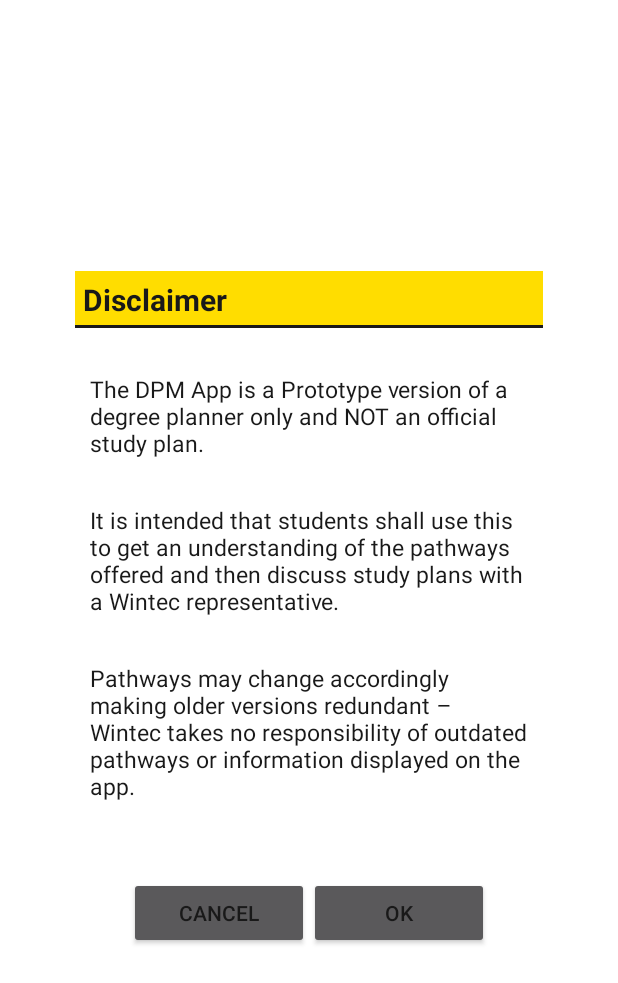
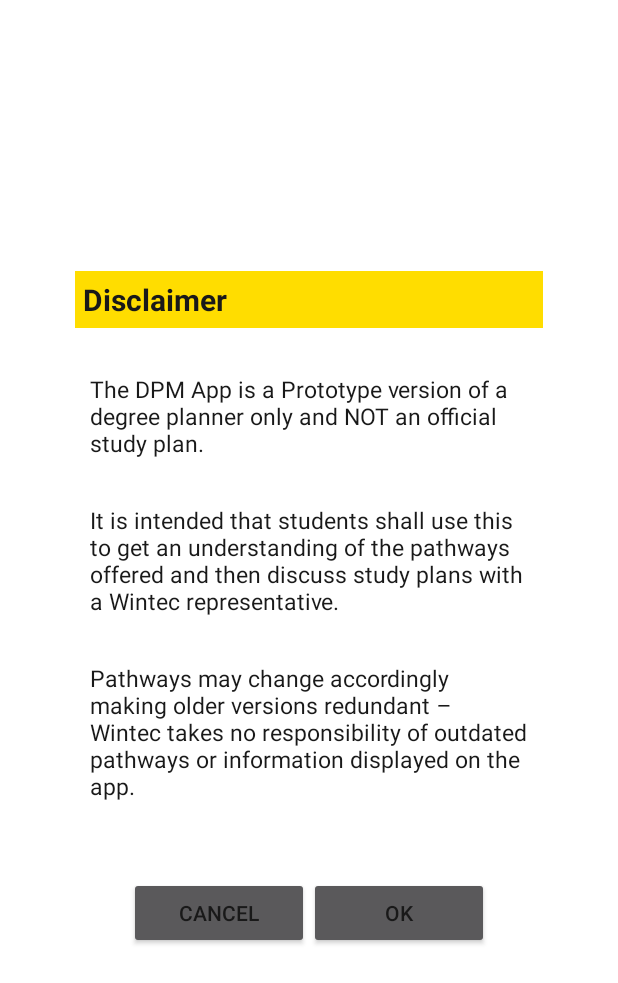
Before and after one commit to youpar96/WintecDPM, an Android app: the layout activity_dialog.xml on its own in the app's theme, with its tools: preview values and no code run, on a phone screen of 412 x 824 dp. Shown: the top 983 px of the screen. Run offline under Robolectric (Android 15) with nearby library versions, the phone set to English and light mode, and no system bars; Roboto replaces fonts that are not available here.

Commit message:
Remove bottom border at title

```diff
--- a/app/src/main/res/layout/activity_dialog.xml
+++ b/app/src/main/res/layout/activity_dialog.xml
@@ -19,7 +19,7 @@
         <TextView
             android:layout_width="match_parent"
             android:layout_height="wrap_content"
-            android:background="@drawable/yellow_back_black_border"
+            android:background="@color/wintecBasicBackground"
             android:padding="5dp"
             android:layout_marginBottom="20dp"
             android:text="Disclaimer"
```
